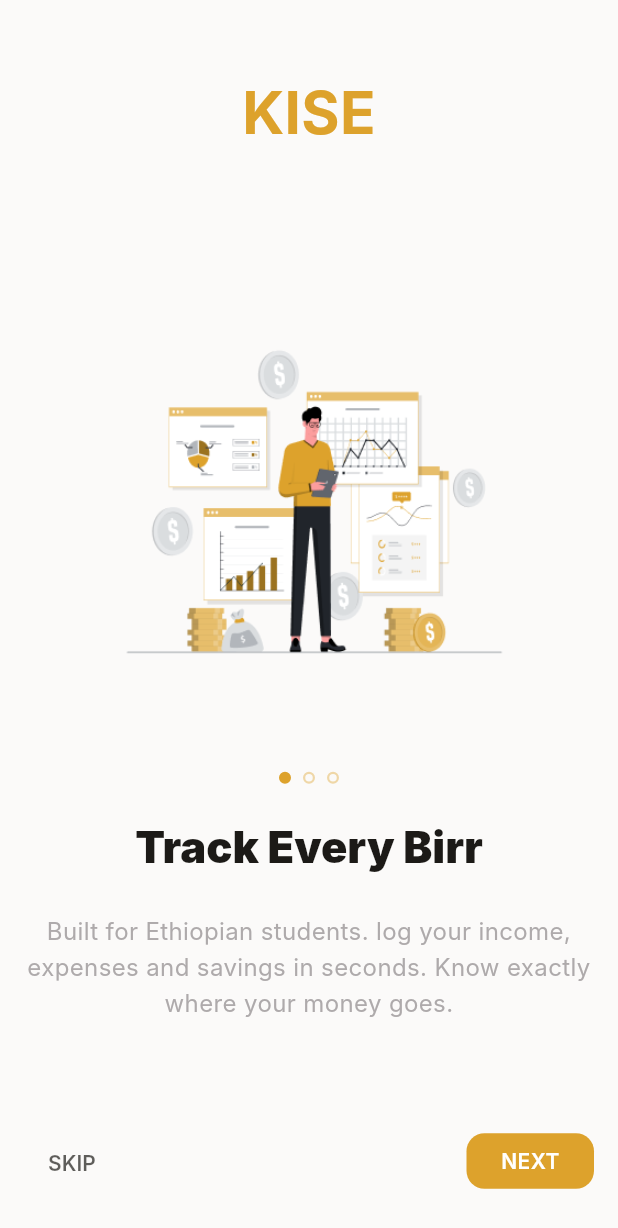
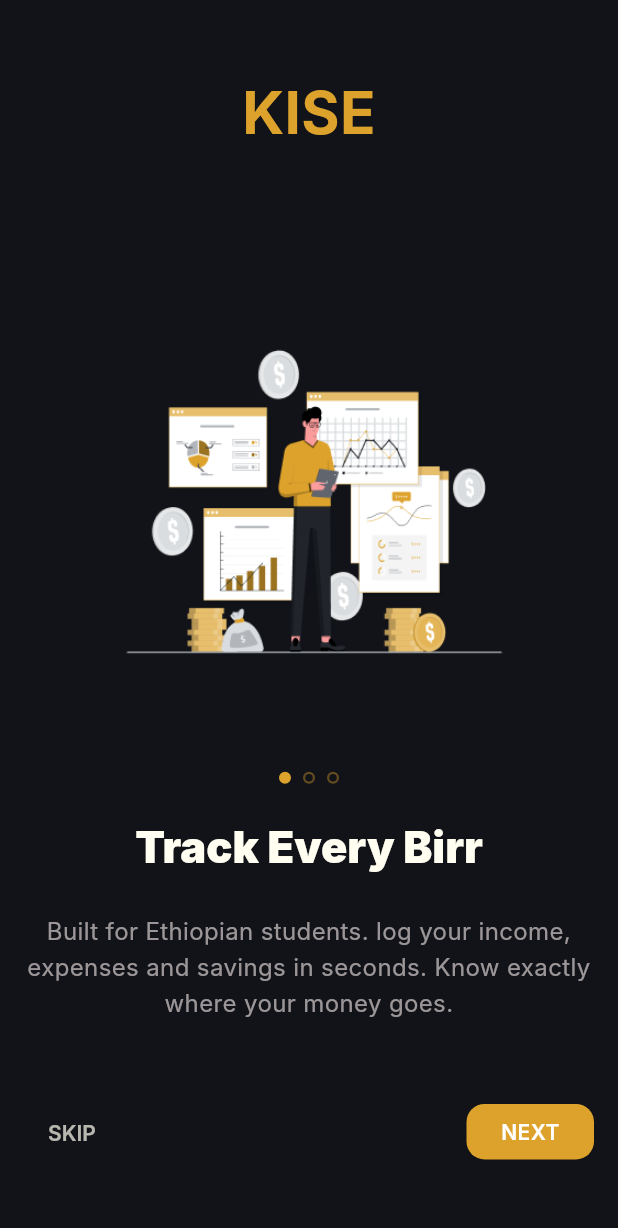
Before and after one commit to Abe-Alefew/Kise, a Flutter app: the screen it shows after launch, after a tap on "NEXT", on a phone screen of 412 x 824 dp. Shown: the top 1228 px of the screen. Run offline on Flutter 3.47's test engine with Material 3 defaults, Android fonts, the phone set to English and light mode, and no system bars; our stand-ins replace fl_chart, go_router, google_fonts, lucide_icons, shared_preferences; Roboto replaces fonts that are missing (Inter).

Commit message:
fixed overflowing bug in onboarding pages

```diff
--- a/lib/core/widgets/kise_progress_bar.dart
+++ b/lib/core/widgets/kise_progress_bar.dart
@@ -30,7 +30,7 @@ class KiseProgressBar extends StatelessWidget {
                     return Container(
                         width: double.infinity,
                         height: height,
-                        color: trackColor ?? const isDark ? AppColorsDark.secondaryBg : AppColorsLight.secondaryBg,
+                        color: trackColor ?? (isDark ? AppColorsDark.secondaryBg : AppColorsLight.secondaryBg),
                         child: Stack(
                             children: [
                                 AnimatedContainer(
@@ -39,7 +39,7 @@ class KiseProgressBar extends StatelessWidget {
                                     width: constraints.maxWidth * progress.clamp(0.0, 1.0),
                                     height: height,
                                     decoration: BoxDecoration(
-                                        color: fillColor ?? const isDark ? AppColorsDark.primary : AppColorsLight.primary,
+                                        color: fillColor ?? (isDark ? AppColorsDark.primary : AppColorsLight.primary),
                                         borderRadius: BorderRadius.circular(height / 2),
                                     ),
                                 )
--- a/lib/features/auth/presentation/screens/onboarding_screen.dart
+++ b/lib/features/auth/presentation/screens/onboarding_screen.dart
@@ -65,18 +65,22 @@ class _OnboardingScreenState extends State<OnboardingScreen> {
 		final isLastSlide = _currentIndex == _slides.length - 1;
 
 		return Scaffold(
+			resizeToAvoidBottomInset: true,
 			body: SafeArea(
 				child: Padding(
 					padding: AppDimensions.pagePadding,
 					child: LayoutBuilder(
 						builder: (context, constraints) {
+							// imageHeight is derived from the viewport height (outside the
+							// scroll view) so it remains stable regardless of content size.
 							final imageHeight = constraints.maxHeight * 0.44;
-							return Column(
+							return SingleChildScrollView(
+								physics: const ClampingScrollPhysics(),
+								child: Column(
 									crossAxisAlignment: CrossAxisAlignment.center,
 									children: [
-                  Padding(padding: const EdgeInsets.only(top:25)),
+										const SizedBox(height: 25),
 										Text(
-
 											'KISE',
 											style: textTheme.labelMedium?.copyWith(
 												color: colorScheme.primary,
@@ -84,7 +88,6 @@ class _OnboardingScreenState extends State<OnboardingScreen> {
 												fontSize: 39,
 											),
 											textAlign: TextAlign.center,
-
 										),
 										const SizedBox(height: AppDimensions.xxl),
 										SizedBox(
@@ -93,15 +96,13 @@ class _OnboardingScreenState extends State<OnboardingScreen> {
 												controller: _controller,
 												itemCount: _slides.length,
 												onPageChanged: (index) {
-												setState(() {
-													_currentIndex = index;
-												});
+													setState(() => _currentIndex = index);
 												},
 												itemBuilder: (context, index) {
-												final slide = _slides[index];
+													final s = _slides[index];
 													return Center(
 														child: Image.asset(
-														slide.imagePath,
+															s.imagePath,
 															fit: BoxFit.contain,
 														),
 													);
@@ -122,7 +123,6 @@ class _OnboardingScreenState extends State<OnboardingScreen> {
 												fontSize: 29,
 											),
 											textAlign: TextAlign.center,
-
 										),
 										const SizedBox(height: AppDimensions.lg),
 										Text(
@@ -133,7 +133,9 @@ class _OnboardingScreenState extends State<OnboardingScreen> {
 											),
 											textAlign: TextAlign.center,
 										),
-									const Spacer(),
+										// Fixed gap replaces Spacer — Spacer requires a bounded
+										// parent height which SingleChildScrollView cannot provide.
+										const SizedBox(height: AppDimensions.xxl),
 										if (isLastSlide)
 											Align(
 												alignment: Alignment.center,
@@ -159,7 +161,6 @@ class _OnboardingScreenState extends State<OnboardingScreen> {
 														textColor: colorScheme.onSecondary.withValues(alpha: 0.7),
 														fontSize: 14,
 														onPressed: () {
-														// TODO: restore production navigation logic
 															context.go(AppRoutes.login);
 														},
 													),
@@ -174,7 +175,9 @@ class _OnboardingScreenState extends State<OnboardingScreen> {
 													),
 												],
 											),
+										const SizedBox(height: AppDimensions.md),
 									],
+								),
 							);
 						},
 					),
--- a/lib/main.dart
+++ b/lib/main.dart
@@ -15,7 +15,7 @@ class KiseApp extends StatelessWidget {
       title: 'KISE App',
       theme: AppTheme.light,
       darkTheme: AppTheme.dark,
-      themeMode: ThemeMode.system,
+      themeMode: ThemeMode.dark,
       routerConfig: AppRouter.router,
     );
   }
```
Also changed, not shown: lib/core/widgets/kise_pill_filter.dart (+0 -11 lines). Lines whose indentation alone changed are shown as unchanged.
